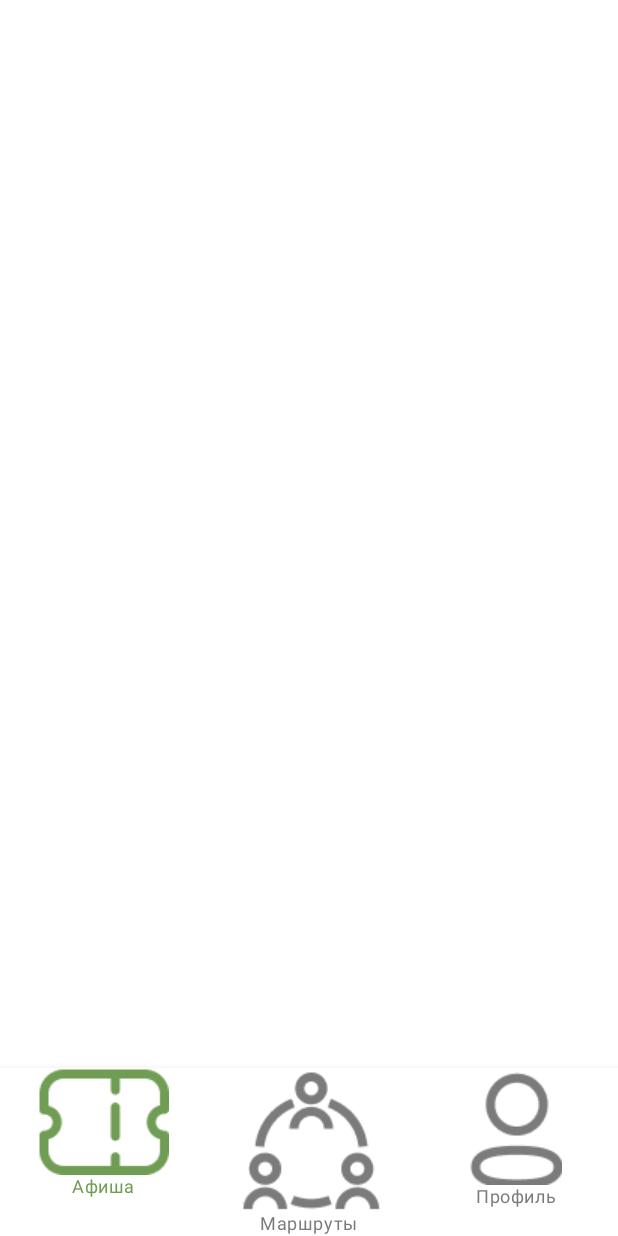
After one commit to InverseTeam/Afisha-Mobile, an Android app built with Jetpack Compose: the composable BottomMenuScreen shown on its own in the app's theme, on a phone screen of 412 x 824 dp. The commit adds this screen. Run offline under Robolectric (Android 15) with nearby library versions, the phone set to English and light mode, and no system bars; libraries missing offline, so code that uses them is left out: com.ramcosta.composedestinations; 1 statement that could not run was skipped.

Commit message:
start version bottom menu

```diff
--- a/app/build.gradle
+++ b/app/build.gradle
@@ -77,6 +77,7 @@ dependencies {
     debugImplementation 'androidx.compose.ui:ui-tooling'
     debugImplementation 'androidx.compose.ui:ui-test-manifest'
     implementation "androidx.compose.ui:ui-tooling:1.4.3"
+    implementation 'androidx.compose.material:material:1.4.3'
 
     implementation 'io.github.raamcosta.compose-destinations:core:1.9.51'
     ksp 'io.github.raamcosta.compose-destinations:ksp:1.9.51'
--- /dev/null
+++ b/app/src/main/java/ramble/sokol/sberafisha/AfishaScreen.kt
@@ -0,0 +1,8 @@
+package ramble.sokol.sberafisha
+
+import androidx.compose.runtime.Composable
+
+@Composable
+fun AfishaScreen(){
+
+}
--- /dev/null
+++ b/app/src/main/java/ramble/sokol/sberafisha/BottomMenuScreen.kt
@@ -0,0 +1,110 @@
+package ramble.sokol.sberafisha
+
+import androidx.compose.foundation.layout.Arrangement
+import androidx.compose.foundation.layout.Column
+import androidx.compose.foundation.layout.fillMaxSize
+import androidx.compose.material.BottomNavigation
+import androidx.compose.material.BottomNavigationItem
+import androidx.compose.material.Icon
+import androidx.compose.material.Text
+import androidx.compose.runtime.Composable
+import androidx.compose.runtime.getValue
+import androidx.compose.runtime.mutableIntStateOf
+import androidx.compose.runtime.mutableStateOf
+import androidx.compose.runtime.saveable.rememberSaveable
+import androidx.compose.runtime.setValue
+import androidx.compose.ui.Alignment
+import androidx.compose.ui.Modifier
+import androidx.compose.ui.res.painterResource
+import androidx.compose.ui.res.stringResource
+import com.ramcosta.composedestinations.navigation.DestinationsNavigator
+import ramble.sokol.sberafisha.ui.theme.ColorTextHint
+import ramble.sokol.sberafisha.ui.theme.ColorTrueNav
+import ramble.sokol.sberafisha.ui.theme.White
+import com.ramcosta.composedestinations.annotation.Destination
+
+@Destination
+@Composable
+fun BottomMenuScreen(
+    navigator: DestinationsNavigator
+){
+
+    var selectedItem by rememberSaveable {
+        mutableIntStateOf(0)
+    }
+
+    Column(
+        modifier = Modifier.fillMaxSize(),
+        verticalArrangement = Arrangement.Bottom,
+        horizontalAlignment = Alignment.CenterHorizontally
+    ) {
+        BottomNavigation (
+            backgroundColor = White
+        ){
+            BottomNavigationItem(
+                selected = selectedItem == 0,
+                onClick = {
+                    selectedItem = 0
+                },
+                icon = {
+                    Icon(
+                        painter = painterResource(id = R.drawable.logo_afisha),
+                        contentDescription = "Poster",
+                        tint = if (selectedItem == 0) ColorTrueNav else ColorTextHint
+                    )
+                },
+                label = {
+                    Text(
+                        text = stringResource(id = R.string.text_poster),
+                        color = if (selectedItem == 0) ColorTrueNav else ColorTextHint
+                        )
+                }
+            )
+            BottomNavigationItem(
+                selected = selectedItem == 1,
+                onClick = {
+                    selectedItem = 1
+                },
+                icon = {
+                    Icon(
+                        painter = painterResource(id = R.drawable.logo_route),
+                        contentDescription = "Route",
+                        tint = if (selectedItem == 1) ColorTrueNav else ColorTextHint
+                    )
+                },
+                label = {
+                    Text(
+                        text = stringResource(id = R.string.text_router),
+                        color = if (selectedItem == 1) ColorTrueNav else ColorTextHint
+                    )
+                }
+            )
+            BottomNavigationItem(
+                selected = selectedItem == 2,
+                onClick = {
+                    selectedItem = 2
+                },
+                icon = {
+                    Icon(
+                        painter = painterResource(id = R.drawable.logo_profile),
+                        contentDescription = "Profile",
+                        tint = if (selectedItem == 2) ColorTrueNav else ColorTextHint
+                    )
+                },
+                label = {
+                    Text(
+                        text = stringResource(id = R.string.text_profile),
+                        color = if (selectedItem == 2) ColorTrueNav else ColorTextHint
+                    )
+                }
+            )
+        }
+    }
+
+    when (selectedItem){
+        0 -> AfishaScreen()
+        1 -> RouteScreen()
+        2 -> ProfileScreen()
+    }
+
+}
--- /dev/null
+++ b/app/src/main/java/ramble/sokol/sberafisha/ProfileScreen.kt
@@ -0,0 +1,8 @@
+package ramble.sokol.sberafisha
+
+import androidx.compose.runtime.Composable
+
+@Composable
+fun ProfileScreen(){
+
+}
--- /dev/null
+++ b/app/src/main/java/ramble/sokol/sberafisha/RouteScreen.kt
@@ -0,0 +1,8 @@
+package ramble.sokol.sberafisha
+
+import androidx.compose.runtime.Composable
+
+@Composable
+fun RouteScreen(){
+
+}
--- a/app/src/main/java/ramble/sokol/sberafisha/authentication_and_splash/view/components/ButtonForEntryToRegistration.kt
+++ b/app/src/main/java/ramble/sokol/sberafisha/authentication_and_splash/view/components/ButtonForEntryToRegistration.kt
@@ -24,7 +24,7 @@ import androidx.compose.ui.unit.sp
 import ramble.sokol.sberafisha.R
 import ramble.sokol.sberafisha.ui.theme.ColorBackgroundButton
 import ramble.sokol.sberafisha.ui.theme.ColorBorderButton
-import ramble.sokol.sberafisha.ui.theme.ColorTextHintSecond
+import ramble.sokol.sberafisha.ui.theme.ColorTextSecond
 import ramble.sokol.sberafisha.ui.theme.White
 
 @Composable
@@ -56,7 +56,7 @@ fun ButtonForEntryToRegistration(
                 fontSize = 16.sp,
                 lineHeight = 16.sp,
                 fontWeight = FontWeight(700),
-                color = ColorTextHintSecond,
+                color = ColorTextSecond,
                 fontFamily = FontFamily(Font(R.font.mont_semibold)),
                 textAlign = TextAlign.Center
             )
--- a/app/src/main/java/ramble/sokol/sberafisha/authentication_and_splash/view/screens/EntryScreen.kt
+++ b/app/src/main/java/ramble/sokol/sberafisha/authentication_and_splash/view/screens/EntryScreen.kt
@@ -41,8 +41,7 @@ import ramble.sokol.sberafisha.authentication_and_splash.view.components.ButtonF
 import ramble.sokol.sberafisha.authentication_and_splash.view.components.ButtonForEntryToRegistration
 import ramble.sokol.sberafisha.authentication_and_splash.view.components.TextInputEmailEntry
 import ramble.sokol.sberafisha.authentication_and_splash.view.components.TextInputPasswordEntry
-import ramble.sokol.sberafisha.authentication_and_splash.view.screens.destinations.EntryScreenDestination
-import ramble.sokol.sberafisha.authentication_and_splash.view.screens.destinations.RegistrationScreenDestination
+import ramble.sokol.sberafisha.destinations.RegistrationScreenDestination
 import ramble.sokol.sberafisha.ui.theme.ColorActionText
 import ramble.sokol.sberafisha.ui.theme.ColorBackgroundButton
 import ramble.sokol.sberafisha.ui.theme.ColorBackgroundButtonSber
--- a/app/src/main/java/ramble/sokol/sberafisha/authentication_and_splash/view/screens/RegistrationScreen.kt
+++ b/app/src/main/java/ramble/sokol/sberafisha/authentication_and_splash/view/screens/RegistrationScreen.kt
@@ -37,8 +37,8 @@ import ramble.sokol.sberafisha.authentication_and_splash.view.components.ButtonF
 import ramble.sokol.sberafisha.authentication_and_splash.view.components.TextInputEmailEntry
 import ramble.sokol.sberafisha.authentication_and_splash.view.components.TextInputPasswordConfirmationEntry
 import ramble.sokol.sberafisha.authentication_and_splash.view.components.TextInputPasswordEntry
-import ramble.sokol.sberafisha.authentication_and_splash.view.screens.destinations.EntryScreenDestination
-import ramble.sokol.sberafisha.authentication_and_splash.view.screens.destinations.RegistrationScreenDestination
+import ramble.sokol.sberafisha.destinations.BottomMenuScreenDestination
+import ramble.sokol.sberafisha.destinations.EntryScreenDestination
 import ramble.sokol.sberafisha.ui.theme.ColorActionText
 import ramble.sokol.sberafisha.ui.theme.ColorText
 
@@ -103,7 +103,7 @@ fun RegistrationScreen(
         Spacer(modifier = Modifier.padding(top = 8.dp))
 
         ButtonForEntry(text = stringResource(id = R.string.text_register)){
-            // click
+            navigator.navigate(BottomMenuScreenDestination)
         }
 
         Spacer(modifier = Modifier.padding(top = 153.dp))
--- a/app/src/main/java/ramble/sokol/sberafisha/authentication_and_splash/view/screens/SplashScreen.kt
+++ b/app/src/main/java/ramble/sokol/sberafisha/authentication_and_splash/view/screens/SplashScreen.kt
@@ -27,7 +27,7 @@ import com.ramcosta.composedestinations.annotation.RootNavGraph
 import com.ramcosta.composedestinations.navigation.DestinationsNavigator
 import kotlinx.coroutines.delay
 import ramble.sokol.sberafisha.R
-import ramble.sokol.sberafisha.authentication_and_splash.view.screens.destinations.EntryScreenDestination
+import ramble.sokol.sberafisha.destinations.EntryScreenDestination
 import ramble.sokol.sberafisha.ui.theme.SberAfishaTheme
 import ramble.sokol.sberafisha.ui.theme.White
 
--- a/app/src/main/java/ramble/sokol/sberafisha/main/MainActivity.kt
+++ b/app/src/main/java/ramble/sokol/sberafisha/main/MainActivity.kt
@@ -7,7 +7,7 @@ import androidx.activity.ComponentActivity
 import androidx.activity.compose.setContent
 import androidx.core.view.WindowCompat
 import com.ramcosta.composedestinations.DestinationsNavHost
-import ramble.sokol.sberafisha.authentication_and_splash.view.screens.NavGraphs
+import ramble.sokol.sberafisha.NavGraphs
 
 class MainActivity : ComponentActivity() {
     override fun onCreate(savedInstanceState: Bundle?) {
--- a/app/src/main/java/ramble/sokol/sberafisha/ui/theme/Color.kt
+++ b/app/src/main/java/ramble/sokol/sberafisha/ui/theme/Color.kt
@@ -19,4 +19,5 @@ val ColorBackgroundTextField = Color(0xFFEFEFF3)
 val ColorTextHint = Color(0xFF7B7B7B)
 val ColorTextField = Color(0xFF0F0F0F)
 val ColorBorderButton = Color(0xFFB8D4AB)
-val ColorTextHintSecond = Color(0xFF7AAC5C)
+val ColorTextSecond = Color(0xFF7AAC5C)
+val ColorTrueNav = Color(0xFF6F9D53)
--- a/app/src/main/res/values/strings.xml
+++ b/app/src/main/res/values/strings.xml
@@ -12,4 +12,7 @@
     <string name="text_end_agreement">пользовательское соглашение</string>
     <string name="text_register">Зарегистрироваться</string>
     <string name="text_entrance">Вход</string>
+    <string name="text_poster">Афиша</string>
+    <string name="text_router">Маршруты</string>
+    <string name="text_profile">Профиль</string>
 </resources>
```
Also changed, not shown: app/src/main/res/drawable/logo_afisha.png (added), app/src/main/res/drawable/logo_profile.png (added), app/src/main/res/drawable/logo_route.png (added).
